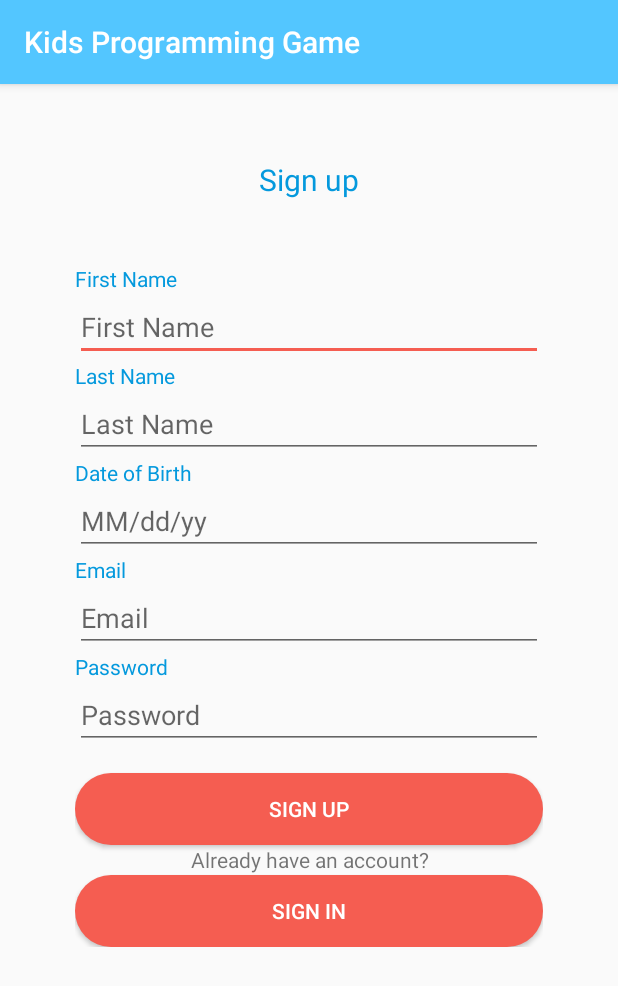
After one commit to serenagibbons/kids-programming-game, an Android app: the SignUpActivity screen opened directly, with no data from a screen before it, on a phone screen of 412 x 824 dp. The commit adds this screen. Shown: the top 986 px of the screen. Run offline under Robolectric (Android 15) with nearby library versions, the phone set to English and light mode, and no system bars.

Commit message:
Add SignUpActivity

```diff
--- /dev/null
+++ b/app/src/main/java/com/example/kidsprogramminggame/SignUpActivity.java
@@ -0,0 +1,109 @@
+package com.example.kidsprogramminggame;
+
+import androidx.appcompat.app.AppCompatActivity;
+
+import android.content.Intent;
+import android.content.SharedPreferences;
+import android.os.Bundle;
+import android.view.View;
+import android.widget.EditText;
+import android.widget.Toast;
+
+import java.text.SimpleDateFormat;
+import java.util.Locale;
+
+public class SignUpActivity extends AppCompatActivity {
+
+    private boolean valid = true;
+    private EditText e1, e2, e3, e4, e5;
+    private String fName, lName, dob, email, pass;
+    private final String FILE = "UserData";
+
+
+    @Override
+    protected void onCreate(Bundle savedInstanceState) {
+        super.onCreate(savedInstanceState);
+        setContentView(R.layout.activity_sign_up);
+
+        e1 = findViewById(R.id.edtFName);
+        e2 = findViewById(R.id.edtLName);
+        e3 = findViewById(R.id.edtDOB);
+        e4 = findViewById(R.id.edtRegEmail);
+        e5 = findViewById(R.id.edtRegPassword);
+    }
+
+    public void registerUser(View view) {
+        // reset valid boolean
+        valid = true;
+
+        if (e1.getText().toString().isEmpty() || e2.getText().toString().isEmpty()
+                || e3.getText().toString().isEmpty() || e4.getText().toString().isEmpty()
+                || e5.getText().toString().isEmpty()) {
+            // if any fields are empty display toast and return
+            Toast.makeText(this, getResources().getString(R.string.toast_regFields), Toast.LENGTH_LONG).show();
+            return;
+        }
+
+        // set variables using user's input
+        fName = e1.getText().toString();
+        lName = e2.getText().toString();
+        dob = e3.getText().toString();
+        email = e4.getText().toString();
+        pass = e5.getText().toString();
+
+        // test user input
+        validateInput();
+
+        // if any fields have incorrect input, display toast
+        if (!valid) {
+            Toast.makeText(this, getResources().getString(R.string.toast_valid), Toast.LENGTH_LONG).show();
+            return;
+        }
+
+        SharedPreferences sharedPref = getSharedPreferences(FILE, MODE_PRIVATE);
+        SharedPreferences.Editor editor = sharedPref.edit();
+        editor.putString("First Name", fName);
+        editor.putString("Last Name", lName);
+        editor.putString("Date of Birth", dob);
+        editor.putString("Email", email);
+        editor.putString("Password", pass);
+        editor.apply();
+
+        // create new intent
+        Intent intent = new Intent(this, SplashActivity.class);
+        intent.putExtra("Success", valid);
+        startActivity(intent);
+    }
+
+    public boolean validateInput() {
+        // check first name must be between 3 and 30 characters
+        if (fName.length() < 3 || fName.length() > 30) {
+            Toast.makeText(this, getResources().getString(R.string.toast_name), Toast.LENGTH_LONG).show();
+            valid = false;
+        }
+
+        // try to parse dob to check for valid date of birth
+        try {
+            SimpleDateFormat sdf = new SimpleDateFormat("MM/dd/yyyy", Locale.US);
+            sdf.setLenient(false);
+            sdf.parse(dob);
+        }
+        catch (Exception e) {
+            Toast.makeText(this, getResources().getString(R.string.toast_date), Toast.LENGTH_LONG).show();
+            valid = false;
+        }
+
+        // check for valid email address
+        if (!(email.contains("@") || email.endsWith(".edu")
+                || email.endsWith(".com") || email.endsWith(".org") || email.endsWith(".net"))) {
+            Toast.makeText(this, getResources().getString(R.string.toast_email), Toast.LENGTH_LONG).show();
+            valid = false;
+        }
+
+        return valid;
+    }
+
+    public void goToSplashScreen(View view) {
+        startActivity(new Intent(this, SplashActivity.class));
+    }
+}
--- a/app/src/main/java/com/example/kidsprogramminggame/SplashActivity.java
+++ b/app/src/main/java/com/example/kidsprogramminggame/SplashActivity.java
@@ -37,4 +37,8 @@ public class SplashActivity extends AppCompatActivity {
             }
         }, 5000);
     }
+
+    public void goToSignUp(View view) {
+        startActivity(new Intent(this, SignUpActivity.class));
+    }
 }
--- /dev/null
+++ b/app/src/main/res/layout/activity_sign_up.xml
@@ -0,0 +1,168 @@
+<?xml version="1.0" encoding="utf-8"?>
+<ScrollView
+    android:layout_height="match_parent"
+    android:layout_width="match_parent"
+    android:id="@+id/scrollView"
+
+    xmlns:android="http://schemas.android.com/apk/res/android">
+
+    <LinearLayout
+        xmlns:app="http://schemas.android.com/apk/res-auto"
+        xmlns:tools="http://schemas.android.com/tools"
+        android:layout_width="match_parent"
+        android:layout_height="wrap_content"
+        android:orientation="vertical"
+        android:padding="50dp"
+        tools:context=".SignUpActivity">
+
+        <!-- Registration label -->
+        <TextView
+            android:id="@+id/textReg"
+            android:layout_width="match_parent"
+            android:layout_height="70dp"
+            android:text="@string/label_signUp"
+            android:textSize="20sp"
+            android:textAlignment="center"
+            android:textColor="@color/colorPrimaryDark"
+            app:layout_constraintBottom_toBottomOf="parent"
+            app:layout_constraintEnd_toEndOf="parent"
+            app:layout_constraintHorizontal_bias="0.498"
+            app:layout_constraintStart_toStartOf="parent"
+            app:layout_constraintTop_toTopOf="parent"
+            app:layout_constraintVertical_bias="0.095" />
+
+        <TextView
+            android:id="@+id/fNameLabel"
+            android:textColor="@color/colorPrimaryDark"
+            android:layout_width="match_parent"
+            android:layout_height="wrap_content"
+            android:text="@string/firstName" />
+
+        <EditText
+            android:id="@+id/edtFName"
+            android:layout_width="match_parent"
+            android:layout_height="wrap_content"
+            android:hint="@string/firstName"
+            android:importantForAutofill="no"
+            android:inputType="textPersonName"
+            app:layout_constraintBottom_toBottomOf="parent"
+            app:layout_constraintEnd_toEndOf="parent"
+            app:layout_constraintHorizontal_bias="0.476"
+            app:layout_constraintStart_toStartOf="parent"
+            app:layout_constraintTop_toBottomOf="@+id/textReg"
+            app:layout_constraintVertical_bias="0.118" />
+
+        <TextView
+            android:id="@+id/lNameLabel"
+            android:textColor="@color/colorPrimaryDark"
+            android:layout_width="match_parent"
+            android:layout_height="wrap_content"
+            android:text="@string/lastName" />
+
+        <EditText
+            android:id="@+id/edtLName"
+            android:layout_width="match_parent"
+            android:layout_height="wrap_content"
+            android:hint="@string/lastName"
+            android:importantForAutofill="no"
+            android:inputType="textPersonName"
+            app:layout_constraintBottom_toBottomOf="parent"
+            app:layout_constraintEnd_toEndOf="parent"
+            app:layout_constraintHorizontal_bias="0.472"
+            app:layout_constraintStart_toStartOf="parent"
+            app:layout_constraintTop_toBottomOf="@id/edtFName"
+            app:layout_constraintVertical_bias="0.022" />
+
+        <TextView
+            android:id="@+id/DOBLabel"
+            android:textColor="@color/colorPrimaryDark"
+            android:layout_width="match_parent"
+            android:layout_height="wrap_content"
+            android:text="@string/dob" />
+
+        <EditText
+            android:id="@+id/edtDOB"
+            android:layout_width="match_parent"
+            android:layout_height="wrap_content"
+            android:hint="@string/dobFormat"
+            android:importantForAutofill="no"
+            android:inputType="date"
+            app:layout_constraintBottom_toBottomOf="parent"
+            app:layout_constraintEnd_toEndOf="parent"
+            app:layout_constraintHorizontal_bias="0.469"
+            app:layout_constraintStart_toStartOf="parent"
+            app:layout_constraintTop_toBottomOf="@id/edtLName"
+            app:layout_constraintVertical_bias="0.023" />
+
+        <TextView
+            android:id="@+id/emailLabel"
+            android:textColor="@color/colorPrimaryDark"
+            android:layout_width="match_parent"
+            android:layout_height="wrap_content"
+            android:text="@string/email" />
+
+        <EditText
+            android:id="@+id/edtRegEmail"
+            android:layout_width="match_parent"
+            android:layout_height="wrap_content"
+            android:hint="@string/email"
+            android:importantForAutofill="no"
+            android:inputType="textEmailAddress"
+            app:layout_constraintBottom_toBottomOf="parent"
+            app:layout_constraintEnd_toEndOf="parent"
+            app:layout_constraintHorizontal_bias="0.475"
+            app:layout_constraintStart_toStartOf="parent"
+            app:layout_constraintTop_toBottomOf="@id/edtDOB"
+            app:layout_constraintVertical_bias="0.026" />
+
+        <TextView
+            android:id="@+id/passwordLabel"
+            android:textColor="@color/colorPrimaryDark"
+            android:layout_width="match_parent"
+            android:layout_height="wrap_content"
+            android:text="@string/password" />
+
+        <EditText
+            android:id="@+id/edtRegPassword"
+            android:layout_width="match_parent"
+            android:layout_height="wrap_content"
+            android:hint="@string/password"
+            android:importantForAutofill="no"
+            android:inputType="textPassword"
+            app:layout_constraintBottom_toBottomOf="parent"
+            app:layout_constraintEnd_toEndOf="parent"
+            app:layout_constraintHorizontal_bias="0.48"
+            app:layout_constraintStart_toStartOf="parent"
+            app:layout_constraintVertical_bias="0.028" />
+
+        <Button
+            android:id="@+id/buttonRegister"
+            android:layout_width="match_parent"
+            android:layout_height="wrap_content"
+            android:text="@string/label_signUp"
+            android:layout_marginTop="16dp"
+            app:layout_constraintBottom_toBottomOf="parent"
+            app:layout_constraintEnd_toEndOf="parent"
+            app:layout_constraintStart_toStartOf="parent"
+            android:textColor="@color/white"
+            android:background="@drawable/button_rounded"
+            android:onClick="registerUser"/>
+
+        <TextView
+            android:id="@+id/textAcc"
+            android:layout_width="match_parent"
+            android:layout_height="20sp"
+            android:text="@string/promptLogIn"
+            android:textAlignment="center" />
+
+        <Button
+            android:id="@+id/buttonGoToLogIn"
+            android:layout_width="match_parent"
+            android:layout_height="wrap_content"
+            android:text="@string/label_signIn"
+            android:textColor="@color/white"
+            android:background="@drawable/button_rounded"
+            android:onClick="goToSplashScreen"/>
+
+    </LinearLayout>
+</ScrollView>
--- a/app/src/main/res/layout/activity_splash.xml
+++ b/app/src/main/res/layout/activity_splash.xml
@@ -48,7 +48,8 @@
         app:layout_constraintHorizontal_bias="0.496"
         app:layout_constraintStart_toStartOf="parent"
         app:layout_constraintTop_toBottomOf="@+id/btnParentSign"
-        app:layout_constraintVertical_bias="0.0" />
+        app:layout_constraintVertical_bias="0.0"
+        android:onClick="goToSignUp"/>
 
     <Button
         android:id="@+id/btnChildSign"
--- a/app/src/main/res/values/strings.xml
+++ b/app/src/main/res/values/strings.xml
@@ -1,6 +1,7 @@
 <resources>
-    <!--Text labels-->
     <string name="app_name">Kids Programming Game</string>
+
+    <!--Prompts-->
     <string name="promptLogIn">Already have an account?</string>
     <string name="promptPlay">Ready to play?</string>
 
@@ -9,4 +10,29 @@
     <string name="label_btnParentSign">Log in as Parent</string>
     <string name="label_btnSignUp">Sign Up</string>
 
+    <!--- labels -->
+    <string name="label_signUp">Sign up</string>
+    <string name="label_signIn">Sign in </string>
+    <string name="play">Play</string>
+    <string name="history">View history</string>
+    <string name="firstName">First Name</string>
+    <string name="lastName">Last Name</string>
+    <string name="email">Email</string>
+    <string name="dob">Date of Birth</string>
+    <string name="dobFormat">MM/dd/yy</string>
+    <string name="password">Password</string>
+    <string name="question_number">Question %d</string>
+    <string name="label_history">History</string>
+    <string name="submit">Submit</string>
+
+    <!--- toasts -->
+    <string name="toast_regFields">You must complete all fields to register</string>
+    <string name="toast_logFields">You must complete all fields to log in</string>
+    <string name="toast_valid">Invalid data entered</string>
+    <string name="toast_name">First name must be 3 to 30 characters</string>
+    <string name="toast_email">Invalid email address</string>
+    <string name="toast_login">Invalid email and password combination</string>
+    <string name="toast_success">You have successfully registered</string>
+    <string name="toast_date">Invalid date of birth, date should be in the format MM/dd/yy</string>
+
 </resources>
```
Also changed, not shown: app/src/main/AndroidManifest.xml (+4 -3 lines).
